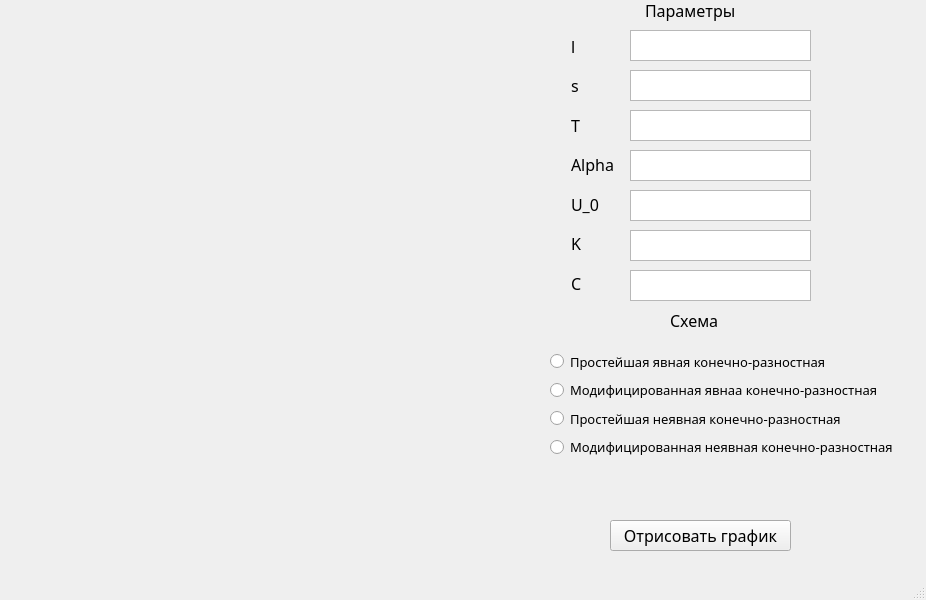
Before: the Qt Designer form Project.ui in adozaraz/TermWork, drawn with Qt 5.
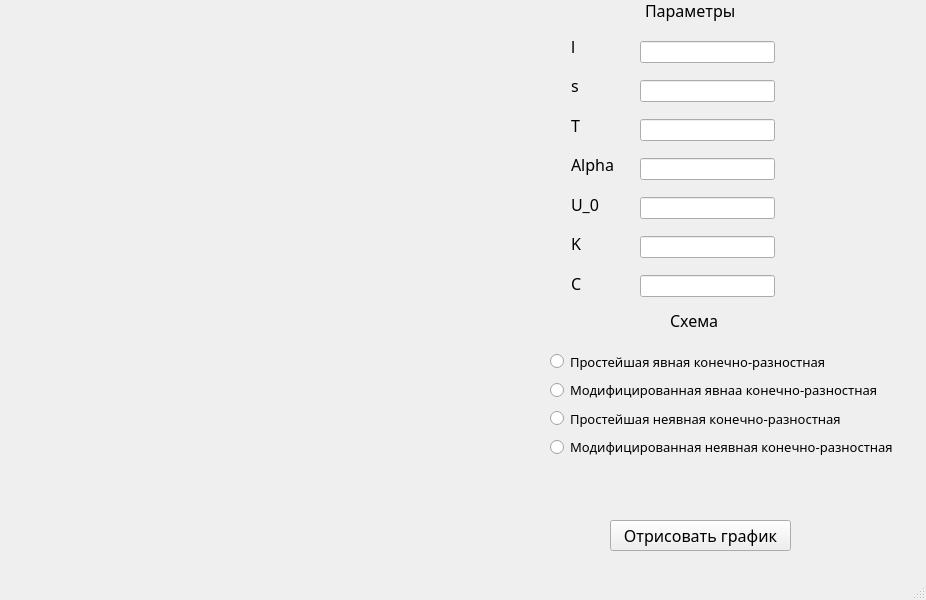
After: the same form once the commit is applied. Custom widgets are drawn as their Qt base class.

Commit message: Добавление сносного интерфейса

The edit to the form file:
```diff
--- a/Project.ui
+++ b/Project.ui
@@ -145,76 +145,6 @@
      <string>Отрисовать график</string>
     </property>
    </widget>
-   <widget class="QPlainTextEdit" name="ParameterAlpha">
-    <property name="geometry">
-     <rect>
-      <x>630</x>
-      <y>150</y>
-      <width>181</width>
-      <height>31</height>
-     </rect>
-    </property>
-   </widget>
-   <widget class="QPlainTextEdit" name="ParameterT">
-    <property name="geometry">
-     <rect>
-      <x>630</x>
-      <y>110</y>
-      <width>181</width>
-      <height>31</height>
-     </rect>
-    </property>
-   </widget>
-   <widget class="QPlainTextEdit" name="ParameterS">
-    <property name="geometry">
-     <rect>
-      <x>630</x>
-      <y>70</y>
-      <width>181</width>
-      <height>31</height>
-     </rect>
-    </property>
-   </widget>
-   <widget class="QPlainTextEdit" name="ParameterI">
-    <property name="geometry">
-     <rect>
-      <x>630</x>
-      <y>30</y>
-      <width>181</width>
-      <height>31</height>
-     </rect>
-    </property>
-   </widget>
-   <widget class="QPlainTextEdit" name="ParameterU0">
-    <property name="geometry">
-     <rect>
-      <x>630</x>
-      <y>190</y>
-      <width>181</width>
-      <height>31</height>
-     </rect>
-    </property>
-   </widget>
-   <widget class="QPlainTextEdit" name="ParameterK">
-    <property name="geometry">
-     <rect>
-      <x>630</x>
-      <y>230</y>
-      <width>181</width>
-      <height>31</height>
-     </rect>
-    </property>
-   </widget>
-   <widget class="QPlainTextEdit" name="ParameterC">
-    <property name="geometry">
-     <rect>
-      <x>630</x>
-      <y>270</y>
-      <width>181</width>
-      <height>31</height>
-     </rect>
-    </property>
-   </widget>
    <widget class="QWidget" name="">
     <property name="geometry">
      <rect>
@@ -318,6 +248,39 @@
      </item>
     </layout>
    </widget>
+   <widget class="QWidget" name="">
+    <property name="geometry">
+     <rect>
+      <x>640</x>
+      <y>30</y>
+      <width>135</width>
+      <height>281</height>
+     </rect>
+    </property>
+    <layout class="QVBoxLayout" name="verticalLayout_3">
+     <item>
+      <widget class="QLineEdit" name="ParameterI"/>
+     </item>
+     <item>
+      <widget class="QLineEdit" name="ParameterS"/>
+     </item>
+     <item>
+      <widget class="QLineEdit" name="ParameterT"/>
+     </item>
+     <item>
+      <widget class="QLineEdit" name="ParameterAlpha"/>
+     </item>
+     <item>
+      <widget class="QLineEdit" name="ParameterU0"/>
+     </item>
+     <item>
+      <widget class="QLineEdit" name="ParameterK"/>
+     </item>
+     <item>
+      <widget class="QLineEdit" name="ParameterC"/>
+     </item>
+    </layout>
+   </widget>
   </widget>
   <widget class="QMenuBar" name="menubar">
    <property name="geometry">
```
The commit also changes 4 other files.
